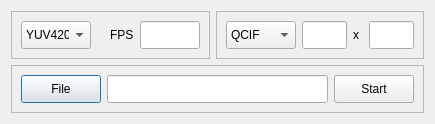
The window that apps/yuv_player/forms/yuv_dlg.ui (premsasidharan/mmfcpp) describes before a commit, drawn with Qt 5.
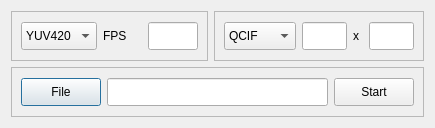
The same window after the commit.

The edit to the form file:
```diff
--- a/apps/yuv_player/forms/yuv_dlg.ui
+++ b/apps/yuv_player/forms/yuv_dlg.ui
@@ -7,7 +7,7 @@
     <x>0</x>
     <y>0</y>
     <width>435</width>
-    <height>120</height>
+    <height>128</height>
    </rect>
   </property>
   <property name="windowTitle">
@@ -75,19 +75,6 @@
               </item>
              </widget>
             </item>
-            <item>
-             <spacer name="horizontalSpacer">
-              <property name="orientation">
-               <enum>Qt::Horizontal</enum>
-              </property>
-              <property name="sizeHint" stdset="0">
-               <size>
-                <width>40</width>
-                <height>20</height>
-               </size>
-              </property>
-             </spacer>
-            </item>
             <item>
              <widget class="QLabel" name="label_2">
               <property name="minimumSize">
@@ -105,13 +92,13 @@
              <widget class="QLineEdit" name="fps_edit">
               <property name="minimumSize">
                <size>
-                <width>60</width>
+                <width>50</width>
                 <height>28</height>
                </size>
               </property>
               <property name="maximumSize">
                <size>
-                <width>60</width>
+                <width>50</width>
                 <height>28</height>
                </size>
               </property>
```
Left out of the diff: 6 changed lines with no effect on the pictures.
